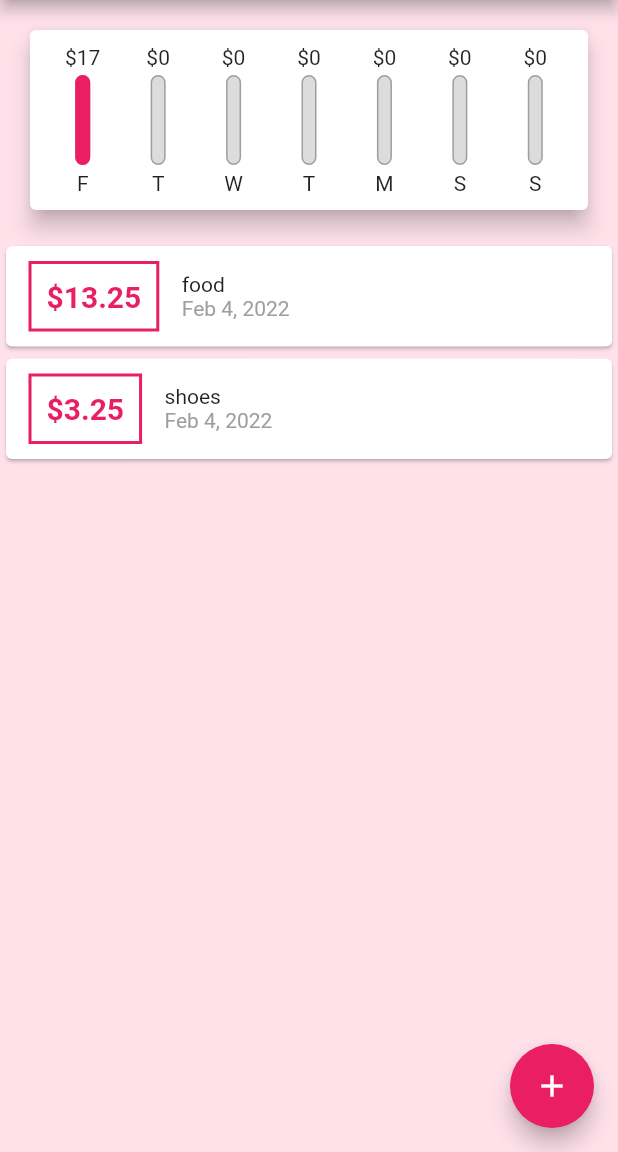
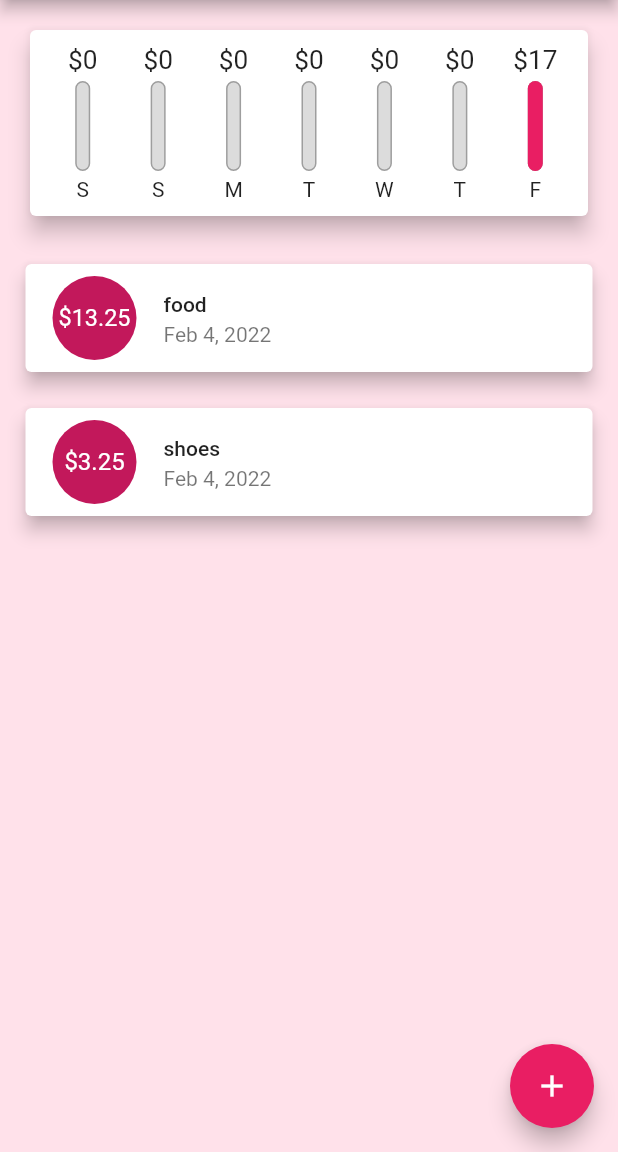
Before and after one commit to JeanBayer/app-money-flutter, a Flutter app: the screen it shows after launch, on a phone screen of 412 x 824 dp, the part 84-1236 px from its top. Run offline on Flutter 3.47's test engine with Material 2 defaults, Android fonts, the phone set to English and light mode, and no system bars; Roboto replaces fonts that are missing (OpenSans, Quicksand).

Commit message:
chart improve

```diff
--- a/app/lib/widgets/chart.dart
+++ b/app/lib/widgets/chart.dart
@@ -28,12 +28,12 @@ class Chart extends StatelessWidget {
         'day': DateFormat.E().format(weekDay).substring(0, 1),
         'amount': totalSum,
       };
-    });
+    }).reversed.toList();
   }
 
   double get totalSpending {
     return groupedTransactionValues.fold(0.0, (sum, item) {
-      return sum + (item['amount']as double);
+      return sum + (item['amount'] as double);
     });
   }
 
--- a/app/lib/widgets/chart_bar.dart
+++ b/app/lib/widgets/chart_bar.dart
@@ -11,8 +11,11 @@ class ChartBar extends StatelessWidget {
   Widget build(BuildContext context) {
     return Column(
       children: <Widget>[
-        FittedBox(
-          child: Text('\$${spendingAmount.toStringAsFixed(0)}'),
+        Container(
+          height: 20,
+          child: FittedBox(
+            child: Text('\$${spendingAmount.toStringAsFixed(0)}'),
+          ),
         ),
         SizedBox(
           height: 4,
--- a/app/lib/widgets/transaction_list.dart
+++ b/app/lib/widgets/transaction_list.dart
@@ -11,7 +11,7 @@ class TransactionList extends StatelessWidget {
   @override
   Widget build(BuildContext context) {
     return Container(
-      height: 300,
+      height: 560,
       child: transactions.isEmpty
           ? Column(
               children: <Widget>[
@@ -31,45 +31,30 @@ class TransactionList extends StatelessWidget {
             )
           : ListView.builder(
               itemBuilder: (ctx, index) {
-                return Card(
-                  child: Row(
-                    children: <Widget>[
-                      Container(
-                        margin: EdgeInsets.symmetric(
-                          vertical: 10,
-                          horizontal: 15,
-                        ),
-                        decoration: BoxDecoration(
-                          border: Border.all(
-                            color: Theme.of(context).primaryColor,
-                            width: 2,
-                          ),
-                        ),
-                        padding: EdgeInsets.all(10),
-                        child: Text(
-                          '\$${transactions[index].amount.toStringAsFixed(2)}',
-                          style: TextStyle(
-                            fontWeight: FontWeight.bold,
-                            fontSize: 20,
-                            color: Theme.of(context).primaryColor,
-                          ),
+                return Container(
+                  margin: EdgeInsets.symmetric(
+                    horizontal: 13,
+                    vertical: 8,
+                  ),
+                  child: Card(
+                    elevation: 5,
+                    child: ListTile(
+                      leading: CircleAvatar(
+                        radius: 30,
+                        child: Padding(
+                          padding: const EdgeInsets.all(6),
+                          child: FittedBox(
+                              child: Text(
+                                  '\$${transactions[index].amount.toStringAsFixed(2)}')),
                         ),
                       ),
-                      Column(
-                        crossAxisAlignment: CrossAxisAlignment.start,
-                        children: <Widget>[
-                          Text(
-                            transactions[index].title,
-                          ),
-                          Text(
-                            DateFormat.yMMMd().format(transactions[index].date),
-                            style: TextStyle(
-                              color: Colors.grey,
-                            ),
-                          ),
-                        ],
+                      title: Text(
+                        '${transactions[index].title}',
+                        style: Theme.of(context).textTheme.bodyText1,
                       ),
-                    ],
+                      subtitle: Text(
+                          '${DateFormat.yMMMd().format(transactions[index].date)}'),
+                    ),
                   ),
                 );
               },
```
